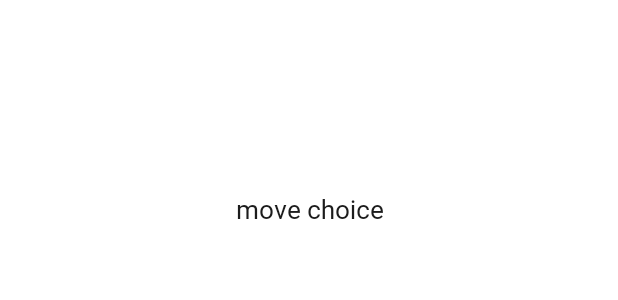
After one commit to LeeJangHee/my-movie-diary, an Android app: the layout bottom_choice_view.xml on its own in the app's theme, with its tools: preview values and no code run, on a phone screen of 412 x 824 dp. The commit adds this screen. Shown: the top 300 px of the screen. Run offline under Robolectric (Android 15) with nearby library versions, the phone set to English and light mode, and no system bars.

Commit message:
- 컨텐츠 추가 >> 선택하는 View 추가

```diff
--- a/app/build.gradle
+++ b/app/build.gradle
@@ -49,6 +49,11 @@ android {
 
     buildFeatures {
         dataBinding true
+    }
+
+    dexOptions {
+        jumboMode true
+        javaMaxHeapSize "4g"
     }
 }
 
--- a/app/src/main/AndroidManifest.xml
+++ b/app/src/main/AndroidManifest.xml
@@ -13,6 +13,8 @@
         android:label="@string/app_name"
         android:roundIcon="@mipmap/ic_launcher_round"
         android:supportsRtl="true"
+        android:hardwareAccelerated="false"
+        android:largeHeap="true"
         android:theme="@style/AppTheme">
         <!-- Activity -->
         <activity
--- a/app/src/main/java/com/devlee/mymoviediary/viewmodels/ContentCreateViewModel.kt
+++ b/app/src/main/java/com/devlee/mymoviediary/viewmodels/ContentCreateViewModel.kt
@@ -9,6 +9,7 @@ import com.devlee.mymoviediary.R
 import com.devlee.mymoviediary.domain.use_case.ContentChoiceData
 import com.devlee.mymoviediary.presentation.adapter.create.CreateAdapter
 import com.devlee.mymoviediary.presentation.adapter.create.CreateViewType
+import com.devlee.mymoviediary.presentation.fragment.main_bottom.create.BottomChoiceType
 import com.devlee.mymoviediary.utils.dialog.CustomDialog
 import com.gun0912.tedpermission.coroutine.TedPermission
 import kotlinx.coroutines.Dispatchers
@@ -22,6 +23,7 @@ class ContentCreateViewModel : ViewModel() {
     var contentChoiceDataList = arrayListOf<ContentChoiceData>(ContentChoiceData(CreateViewType.ADD.type))
 
     var deniedPermissionCallback : (() -> Unit)? = null
+    var bottomChoiceViewCallback : ((BottomChoiceType) -> Unit)? = null
 
 
     init {
@@ -39,6 +41,7 @@ class ContentCreateViewModel : ViewModel() {
             launch(Dispatchers.Main) {
                 if (permissionResult.isGranted) {
                     Log.d(TAG, "거부된 권한 없음 ${permissionResult.isGranted}")
+                    bottomChoiceViewCallback?.invoke(BottomChoiceType.CONTENT)
                 } else {
                     if (permissionResult.deniedPermissions.contains(Manifest.permission.WRITE_EXTERNAL_STORAGE) ||
                         permissionResult.deniedPermissions.contains(Manifest.permission.READ_EXTERNAL_STORAGE)
--- /dev/null
+++ b/app/src/main/res/drawable/bottom_choice_bg.xml
@@ -0,0 +1,6 @@
+<?xml version="1.0" encoding="utf-8"?>
+<shape xmlns:android="http://schemas.android.com/apk/res/android">
+    <corners
+        android:topLeftRadius="4dp"
+        android:topRightRadius="4dp" />
+</shape>
--- /dev/null
+++ b/app/src/main/res/layout/bottom_choice_view.xml
@@ -0,0 +1,37 @@
+<?xml version="1.0" encoding="utf-8"?>
+<layout xmlns:android="http://schemas.android.com/apk/res/android"
+    xmlns:app="http://schemas.android.com/apk/res-auto"
+    xmlns:tools="http://schemas.android.com/tools">
+
+    <data>
+
+    </data>
+
+    <androidx.coordinatorlayout.widget.CoordinatorLayout
+        android:layout_width="match_parent"
+        android:layout_height="wrap_content"
+        android:background="@drawable/bottom_choice_bg"
+        android:id="@+id/bottomRootView">
+
+        <androidx.appcompat.widget.LinearLayoutCompat
+            android:layout_width="match_parent"
+            android:layout_height="match_parent"
+            android:orientation="vertical">
+
+            <androidx.recyclerview.widget.RecyclerView
+                android:id="@+id/bottomChoiceRecycler"
+                android:layout_width="match_parent"
+                android:layout_height="wrap_content"
+                tools:listitem="@layout/item_bottom_choice"/>
+
+            <include
+                android:id="@+id/bottomCHoiceCancel"
+                layout="@layout/item_bottom_choice"
+                android:layout_gravity="bottom"
+                android:layout_width="match_parent"
+                android:layout_height="wrap_content" />
+
+        </androidx.appcompat.widget.LinearLayoutCompat>
+
+    </androidx.coordinatorlayout.widget.CoordinatorLayout>
+</layout>
--- /dev/null
+++ b/app/src/main/res/layout/item_bottom_choice.xml
@@ -0,0 +1,65 @@
+<?xml version="1.0" encoding="utf-8"?>
+<layout xmlns:android="http://schemas.android.com/apk/res/android"
+    xmlns:app="http://schemas.android.com/apk/res-auto"
+    xmlns:tools="http://schemas.android.com/tools">
+
+    <data>
+        <import type="android.view.View" />
+        <variable
+            name="textTitle"
+            type="String" />
+        <variable
+            name="category"
+            type="com.devlee.mymoviediary.data.model.Category" />
+    </data>
+
+    <androidx.constraintlayout.widget.ConstraintLayout
+        android:layout_width="match_parent"
+        android:layout_height="match_parent"
+        android:minHeight="@dimen/dp_56">
+
+        <androidx.appcompat.widget.LinearLayoutCompat
+            android:layout_width="match_parent"
+            android:layout_height="match_parent"
+            android:orientation="horizontal"
+            android:gravity="center"
+            android:visibility="@{category != null ? View.VISIBLE : View.GONE}"
+            app:layout_constraintBottom_toBottomOf="parent"
+            app:layout_constraintEnd_toEndOf="parent"
+            app:layout_constraintHorizontal_bias="0.5"
+            app:layout_constraintStart_toStartOf="parent"
+            app:layout_constraintTop_toTopOf="parent">
+
+            <com.google.android.material.imageview.ShapeableImageView
+                categoryColor="@{category.color}"
+                android:layout_width="15dp"
+                android:layout_height="15dp"
+                android:layout_marginStart="@dimen/dp_17"
+                android:layout_marginBottom="@dimen/dp_19"
+                android:layout_margin="7dp"
+                app:shapeAppearanceOverlay="@style/circleImage" />
+
+            <androidx.appcompat.widget.AppCompatTextView
+                style="@style/CategoryTitleStyle"
+                android:text="@{category.title}"
+                android:layout_width="wrap_content"
+                android:layout_height="wrap_content" />
+
+        </androidx.appcompat.widget.LinearLayoutCompat>
+
+        <androidx.appcompat.widget.AppCompatTextView
+            style="@style/CreateBottomSheetTextStyle"
+            android:layout_width="match_parent"
+            android:layout_height="wrap_content"
+            android:gravity="center"
+            android:text="@{textTitle}"
+            android:visibility="@{textTitle != null ? View.VISIBLE : View.GONE}"
+            app:layout_constraintBottom_toBottomOf="parent"
+            app:layout_constraintEnd_toEndOf="parent"
+            app:layout_constraintHorizontal_bias="0.5"
+            app:layout_constraintStart_toStartOf="parent"
+            app:layout_constraintTop_toTopOf="parent"
+            tools:text="move choice"/>
+
+    </androidx.constraintlayout.widget.ConstraintLayout>
+</layout>
--- a/app/src/main/res/values/themes.xml
+++ b/app/src/main/res/values/themes.xml
@@ -128,4 +128,9 @@
         <item name="android:fontFamily">@font/noto_sans_kr_regular</item>
         <item name="android:textSize">10dp</item>
     </style>
+
+    <style name="CreateBottomSheetTextStyle" parent="AppTheme.DefaultTextStyle">
+        <item name="android:textSize">17dp</item>
+        <item name="android:fontFamily">@font/noto_sans_kr_regular</item>
+    </style>
 </resources>
```
Also changed, not shown: app/src/main/java/com/devlee/mymoviediary/domain/use_case/ChoiceBottomSheetData.kt (added, +8 -0 lines), app/src/main/java/com/devlee/mymoviediary/presentation/adapter/create/CreateBottomSheetAdapter.kt (added, +78 -0 lines), app/src/main/java/com/devlee/mymoviediary/presentation/fragment/main_bottom/create/ChoiceBottomSheet.kt (added, +81 -0 lines), app/src/main/java/com/devlee/mymoviediary/presentation/fragment/main_bottom/create/CreateMyDiaryFragment.kt (+11 -0 lines), app/src/main/res/navigation/home_nav.xml (+17 -1 lines).
